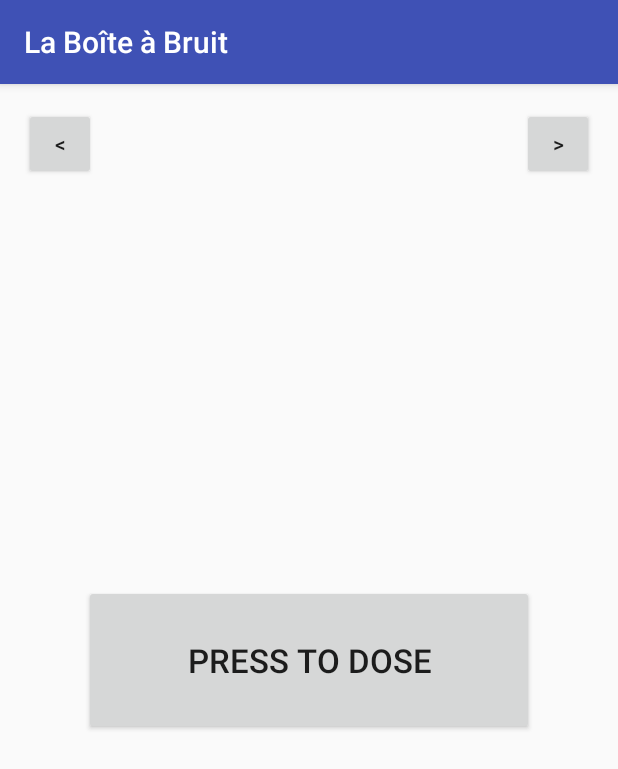
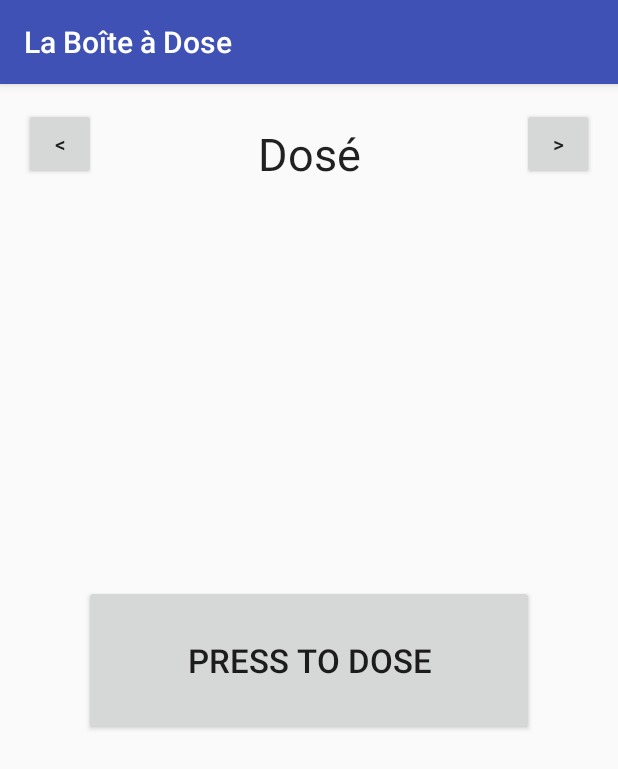
Before and after one commit to BenFactory/boite-a-bruit, an Android app: the screen it shows after launch (MainActivity), on a phone screen of 412 x 824 dp. Shown: the top 769 px of the screen. Run offline under Robolectric (Android 15) with nearby library versions, the phone set to English and light mode, and no system bars.

Commit message:
Ajout du widget

```diff
--- a/app/src/main/java/thefactory/boiteabruit/Utils.java
+++ /dev/null
@@ -1,32 +0,0 @@
-package thefactory.boiteabruit;
-
-import android.app.Activity;
-import android.content.Context;
-import android.content.pm.PackageManager;
-import android.os.Build;
-import android.support.v4.app.ActivityCompat;
-
-/**
- * Created by Erwan on 27/04/2016.
- */
-public class Utils {
-
-    private static boolean hasPermissions(Context context, String... permissions) {
-        //Verifie que l'application a les permissions (API 23 mini)
-        if (android.os.Build.VERSION.SDK_INT >= Build.VERSION_CODES.M && context != null && permissions != null) {
-            for (String permission : permissions) {
-                if (ActivityCompat.checkSelfPermission(context, permission) != PackageManager.PERMISSION_GRANTED) {
-                    return false;
-                }
-            }
-        }
-        return true;
-    }
-
-    public static void requestPermissionsIfNot(Context context, Activity activity, String... permissions)
-    {
-        if(!Utils.hasPermissions(context, permissions)) {
-            ActivityCompat.requestPermissions(activity, permissions, 123);
-        }
-    }
-}
--- a/app/src/main/java/thefactory/boiteabruit/MainActivity.java
+++ b/app/src/main/java/thefactory/boiteadose/MainActivity.java
@@ -1,37 +1,23 @@
-package thefactory.boiteabruit;
+package thefactory.boiteadose;
 
 import android.Manifest;
-import android.content.pm.PackageManager;
-import android.media.AudioManager;
 import android.media.MediaPlayer;
-import android.media.SoundPool;
 import android.net.Uri;
-import android.os.Build;
-import android.os.Environment;
-import android.support.v4.app.ActivityCompat;
 import android.support.v7.app.AppCompatActivity;
 import android.os.Bundle;
-import android.util.Log;
 import android.view.View;
-import android.widget.Button;
 import android.widget.TextView;
 import android.widget.Toast;
 
-import org.w3c.dom.Text;
-
 import java.io.File;
-import java.util.LinkedList;
-import java.util.List;
-
-import thefactory.boiteabruit.R;
+import java.io.IOException;
 
 public class MainActivity extends AppCompatActivity {
 
-    private final String pathFiles = Environment.getExternalStorageDirectory().getAbsolutePath() + "/BoiteABruit/";
     private MusicManager musicManager;
-    private TextView tv;
-    private File folder;
-    private MediaPlayer sound;
+    private TextView tv_musicName;
+    private File app_folder;
+    private MediaPlayer soundManager;
 
     @Override
     protected void onCreate(Bundle savedInstanceState) {
@@ -44,34 +30,43 @@ public class MainActivity extends AppCompatActivity {
         Utils.requestPermissionsIfNot(this, this, permissions);
 
         //Récupération du dossier de l'application - création si il ne l'a pas encore été
-        folder = new File(pathFiles);
-        if (!folder.exists()) {
-            folder.mkdir();
+        app_folder = new File(Utils.pathFiles);
+        if (!app_folder.exists()) {
+            app_folder.mkdir();
+        }
+        //Parce que si la dose n'est pas là, on crée le fichier
+        if (!new File(Utils.pathFiles + "Dosé.wav").exists())
+        {
+            try {
+                Utils.moveFileFromRaw(this, R.raw.dose, Utils.pathFiles, "Dosé.wav");
+            } catch (IOException e) {
+                Toast.makeText(this, "La dose n'arrive pas à être présente.", Toast.LENGTH_LONG).show();
+                e.printStackTrace();
+            }
         }
 
-        musicManager = new MusicManager(folder);
-        sound = null;
+        musicManager = new MusicManager(app_folder);
+        soundManager = null;
 
-        tv = (TextView)findViewById(R.id.tv_name_file);
+        tv_musicName = (TextView)findViewById(R.id.tv_name_file);
 
-        tv.setText(musicManager.getCurMusicName());
-        //musicManager.getAllMusicFile(this);
+        tv_musicName.setText(musicManager.getCurMusicName());
 
         findViewById(R.id.b_make_sound).setOnClickListener(new View.OnClickListener() {
             @Override
             public void onClick(View v) {
-
                 File file = musicManager.getCurMusic();
                 if (file.exists()) {
-                    if (sound != null)
+                    if (soundManager != null)
                     {
-                        sound.stop();
-                        sound.release();
+                        soundManager.stop();
+                        soundManager.release();
                     }
-                    sound = MediaPlayer.create(v.getContext(), Uri.parse(file.getAbsolutePath()));
-                    sound.start();
+                    soundManager = MediaPlayer.create(v.getContext(), Uri.parse(file.getAbsolutePath()));
+                    soundManager.start();
                 } else {
-                    Toast.makeText(v.getContext(), "Aucun fichier audio \"" + musicManager.getCurMusic() + "\" trouvé !", Toast.LENGTH_SHORT).show();
+                    Toast.makeText(v.getContext(), "Aucun fichier audio " + musicManager.getCurMusic() + " trouvé !", Toast.LENGTH_SHORT).show();
+                    musicManager.refresh();
                 }
             }
         });
@@ -80,7 +75,7 @@ public class MainActivity extends AppCompatActivity {
             @Override
             public void onClick(View v) {
                 musicManager.next();
-                tv.setText(musicManager.getCurMusicName());
+                tv_musicName.setText(musicManager.getCurMusicName());
             }
         });
 
@@ -88,7 +83,7 @@ public class MainActivity extends AppCompatActivity {
             @Override
             public void onClick(View v) {
                 musicManager.previous();
-                tv.setText(musicManager.getCurMusicName());
+                tv_musicName.setText(musicManager.getCurMusicName());
             }
         });
 
--- a/app/src/main/java/thefactory/boiteabruit/MusicManager.java
+++ b/app/src/main/java/thefactory/boiteadose/MusicManager.java
@@ -1,4 +1,4 @@
-package thefactory.boiteabruit;
+package thefactory.boiteadose;
 
 import android.util.Log;
 import java.io.File;
--- /dev/null
+++ b/app/src/main/java/thefactory/boiteadose/Utils.java
@@ -0,0 +1,64 @@
+package thefactory.boiteadose;
+
+import android.app.Activity;
+import android.content.Context;
+import android.content.pm.PackageManager;
+import android.os.Build;
+import android.os.Environment;
+import android.support.v4.app.ActivityCompat;
+
+import java.io.File;
+import java.io.FileOutputStream;
+import java.io.IOException;
+import java.io.InputStream;
+
+/**
+ * Created by Erwan on 27/04/2016.
+ */
+public class Utils {
+
+    public static final String pathFiles = Environment.getExternalStorageDirectory().getAbsolutePath() + "/boite-a-dose/";
+
+    private static boolean hasPermissions(Context context, String... permissions) {
+        //Verifie que l'application a les permissions (API 23 mini)
+        if (android.os.Build.VERSION.SDK_INT >= Build.VERSION_CODES.M && context != null && permissions != null) {
+            for (String permission : permissions) {
+                if (ActivityCompat.checkSelfPermission(context, permission) != PackageManager.PERMISSION_GRANTED) {
+                    return false;
+                }
+            }
+        }
+        return true;
+    }
+
+    public static void requestPermissionsIfNot(Context context, Activity activity, String... permissions)
+    {
+        if(!Utils.hasPermissions(context, permissions)) {
+            ActivityCompat.requestPermissions(activity, permissions, 123);
+        }
+    }
+
+    public static void moveFileFromRaw(Context context, int id, String destination, String filename) throws IOException {
+        InputStream in = context.getResources().openRawResource(id);
+        File newFile = new File(destination + (destination.endsWith("/") ? "" : "/") + filename);
+        if (!newFile.exists())
+        {
+            newFile.createNewFile();
+        }
+        FileOutputStream out = new FileOutputStream(newFile);
+        byte[] buff = new byte[1024];
+        int read = 0;
+
+        try {
+            while ((read = in.read(buff)) > 0) {
+                out.write(buff, 0, read);
+            }
+        } catch (IOException e) {
+            e.printStackTrace();
+        } finally {
+            in.close();
+            out.close();
+        }
+
+    }
+}
--- a/app/src/main/res/layout/activity_main.xml
+++ b/app/src/main/res/layout/activity_main.xml
@@ -55,6 +55,6 @@
         android:singleLine="false"
         android:layout_centerVertical="true"
         android:layout_centerHorizontal="true"
-        android:textSize="@dimen/abc_text_size_large_material" />
+        android:textSize="@dimen/abc_text_size_large_material"/>
 
 </RelativeLayout>
--- /dev/null
+++ b/app/src/main/res/values-v14/dimens.xml
@@ -0,0 +1,3 @@
+<resources>
+    <dimen name="widget_margin">0dp</dimen>
+</resources>
--- a/app/src/main/res/values/dimens.xml
+++ b/app/src/main/res/values/dimens.xml
@@ -2,4 +2,5 @@
     <!-- Default screen margins, per the Android Design guidelines. -->
     <dimen name="activity_horizontal_margin">16dp</dimen>
     <dimen name="activity_vertical_margin">16dp</dimen>
+    <dimen name="widget_margin">8dp</dimen>
 </resources>
--- a/app/src/main/res/values/strings.xml
+++ b/app/src/main/res/values/strings.xml
@@ -1,5 +1,5 @@
 <resources>
-    <string name="app_name">La Boîte à Bruit</string>
+    <string name="app_name">La Boîte à Dose</string>
     <string name="txt_arrow_previous"><![CDATA[<]]></string>
     <string name="txt_arrow_next"><![CDATA[>]]></string>
     <string name="press_to_dose">Press to dose</string>
--- a/build.gradle
+++ b/build.gradle
@@ -5,7 +5,7 @@ buildscript {
         jcenter()
     }
     dependencies {
-        classpath 'com.android.tools.build:gradle:1.5.0'
+        classpath 'com.android.tools.build:gradle:2.1.0'
 
         // NOTE: Do not place your application dependencies here; they belong
         // in the individual module build.gradle files
```
Also changed, not shown: app/src/main/AndroidManifest.xml (+10 -4 lines), app/src/main/java/thefactory/boiteadose/BADWidgetProvider.java (added, +61 -0 lines), app/src/main/res/layout/main_widget.xml (added, +16 -0 lines), app/src/main/res/xml/badwidget_info.xml (added, +10 -0 lines), app/src/main/res/drawable/icon.png (added), app/src/main/res/drawable/icon_hdpi.png (added), app/src/main/res/drawable/icon_ldpi.png (added), app/src/main/res/drawable/icon_xhdpi.png (added), gradle/wrapper/gradle-wrapper.properties, 5 other files.
